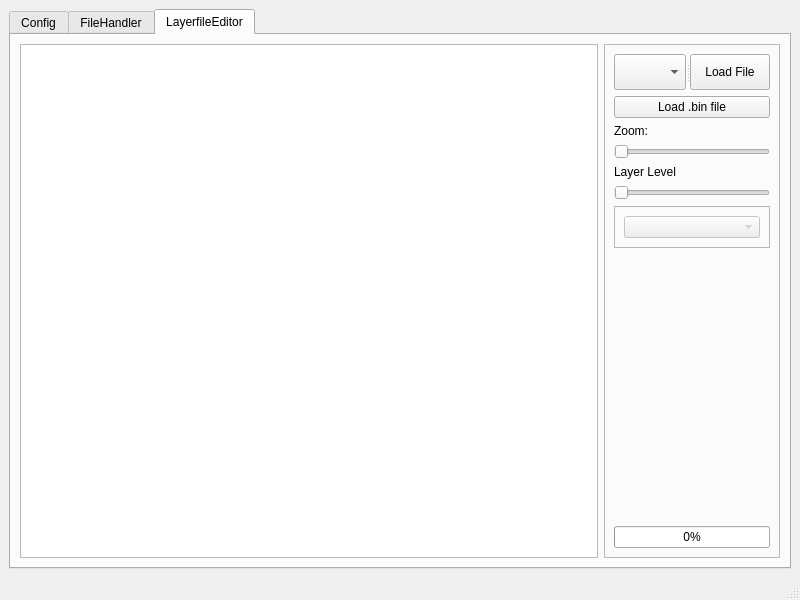
First picture: the form in mainwindow.ui, repository Coockie1173/BomerhackerThree, before the edit.
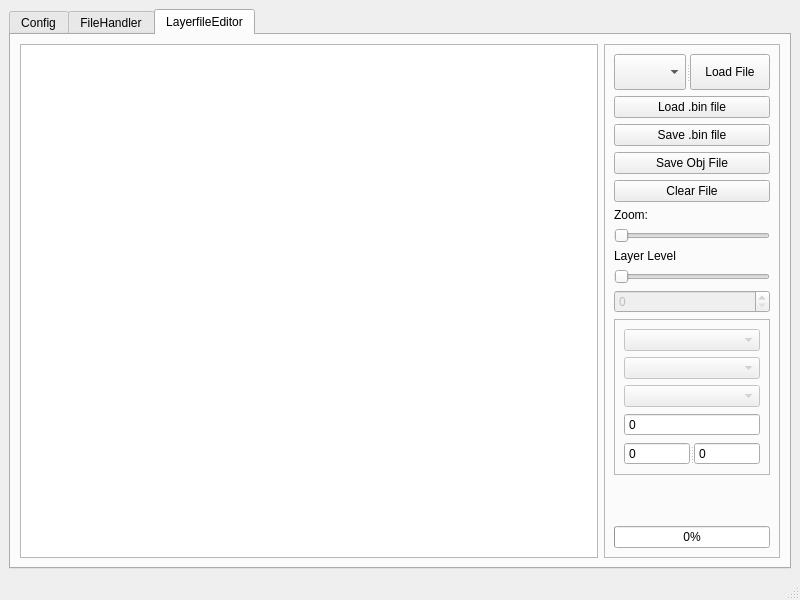
Second picture: the form after the edit.

```diff
--- a/mainwindow.ui
+++ b/mainwindow.ui
@@ -201,6 +201,27 @@
              </property>
             </widget>
            </item>
+           <item>
+            <widget class="QPushButton" name="SaveBinButton">
+             <property name="text">
+              <string>Save .bin file</string>
+             </property>
+            </widget>
+           </item>
+           <item>
+            <widget class="QPushButton" name="pushButton_3">
+             <property name="text">
+              <string>Save Obj File</string>
+             </property>
+            </widget>
+           </item>
+           <item>
+            <widget class="QPushButton" name="ClearfileButton">
+             <property name="text">
+              <string>Clear File</string>
+             </property>
+            </widget>
+           </item>
            <item>
             <widget class="QLabel" name="label">
              <property name="text">
@@ -239,10 +260,23 @@
             </widget>
            </item>
            <item>
-            <widget class="QFrame" name="frame_2">
+            <widget class="QSpinBox" name="HeightOffsetPerLayerSpinBox">
              <property name="enabled">
               <bool>false</bool>
              </property>
+             <property name="maximum">
+              <number>255</number>
+             </property>
+             <property name="displayIntegerBase">
+              <number>16</number>
+             </property>
+            </widget>
+           </item>
+           <item>
+            <widget class="QFrame" name="frame_2">
+             <property name="enabled">
+              <bool>true</bool>
+             </property>
              <property name="frameShape">
               <enum>QFrame::StyledPanel</enum>
              </property>
@@ -251,7 +285,82 @@
              </property>
              <layout class="QVBoxLayout" name="verticalLayout_4">
               <item>
-               <widget class="QComboBox" name="GroundTypeComboBox"/>
+               <widget class="QComboBox" name="GroundTypeComboBox">
+                <property name="enabled">
+                 <bool>false</bool>
+                </property>
+                <property name="editable">
+                 <bool>false</bool>
+                </property>
+                <property name="duplicatesEnabled">
+                 <bool>false</bool>
+                </property>
+               </widget>
+              </item>
+              <item>
+               <widget class="QComboBox" name="ItemTypeComboBox">
+                <property name="enabled">
+                 <bool>false</bool>
+                </property>
+               </widget>
+              </item>
+              <item>
+               <widget class="QComboBox" name="EnemyCombobox">
+                <property name="enabled">
+                 <bool>false</bool>
+                </property>
+               </widget>
+              </item>
+              <item>
+               <widget class="QSpinBox" name="LayerfileEditorValueBox">
+                <property name="frame">
+                 <bool>true</bool>
+                </property>
+                <property name="readOnly">
+                 <bool>true</bool>
+                </property>
+                <property name="buttonSymbols">
+                 <enum>QAbstractSpinBox::NoButtons</enum>
+                </property>
+                <property name="keyboardTracking">
+                 <bool>true</bool>
+                </property>
+                <property name="maximum">
+                 <number>65535</number>
+                </property>
+                <property name="displayIntegerBase">
+                 <number>16</number>
+                </property>
+               </widget>
+              </item>
+              <item>
+               <widget class="QSplitter" name="splitter_3">
+                <property name="orientation">
+                 <enum>Qt::Horizontal</enum>
+                </property>
+                <widget class="QSpinBox" name="spinBoxXVal">
+                 <property name="readOnly">
+                  <bool>true</bool>
+                 </property>
+                 <property name="buttonSymbols">
+                  <enum>QAbstractSpinBox::NoButtons</enum>
+                 </property>
+                 <property name="displayIntegerBase">
+                  <number>16</number>
+                 </property>
+                </widget>
+                <widget class="QSpinBox" name="spinBoxYVal">
+                 <property name="readOnly">
+                  <bool>true</bool>
+                 </property>
+                 <property name="buttonSymbols">
+                  <enum>QAbstractSpinBox::NoButtons</enum>
+                 </property>
+                 <property name="displayIntegerBase">
+                  <number>16</number>
+                 </property>
+                </widget>
+               </widget>
               </item>
              </layout>
             </widget>
```
